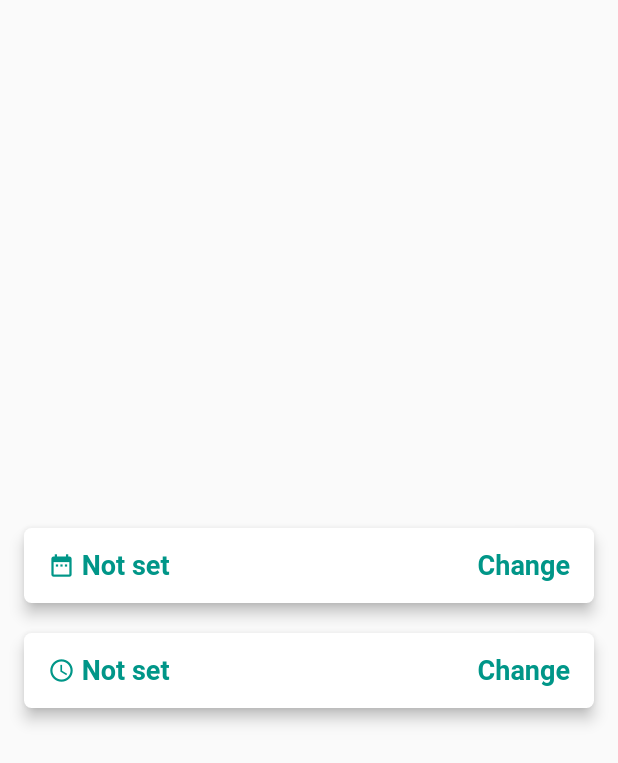
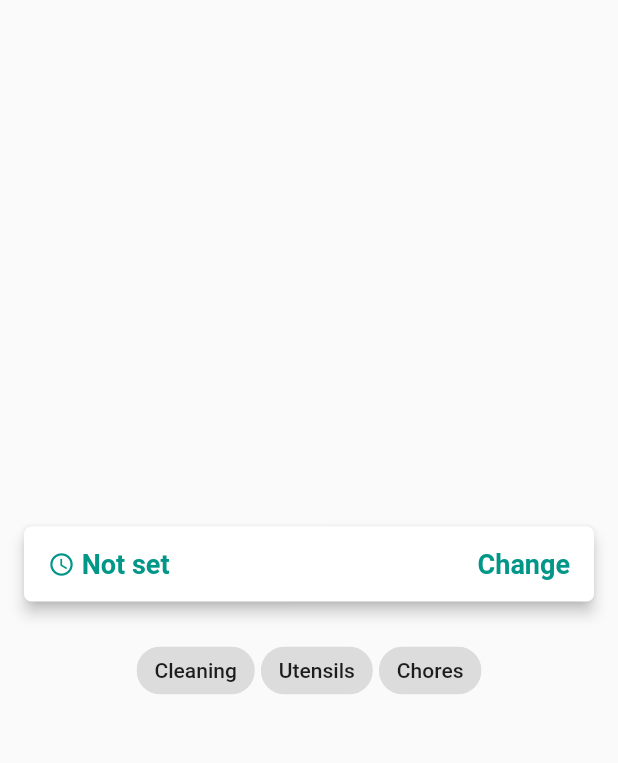
Before and after one commit to shouryalala/ria_client_app, a Flutter app: the HomeScreen screen opened directly, on a phone screen of 412 x 824 dp. Shown: the top 763 px of the screen. Run offline on Flutter 3.47's test engine with Material 2 defaults, Android fonts, the phone set to English and light mode, and no system bars; our stand-ins replace cloud_firestore, firebase_auth, flutter_datetime_picker, sms_autofill; missing offline and left inert: morpheus; accounts and stored records are empty.

Commit message:
added multiselect chip, removed date dropdown

```diff
--- a/lib/home_screen.dart
+++ b/lib/home_screen.dart
@@ -1,5 +1,6 @@
 import 'package:flutter/material.dart';
 import 'package:flutter_app/ui/custom_time_picker.dart';
+import 'package:flutter_app/ui/mutli_select_chip.dart';
 import 'package:flutter_datetime_picker/flutter_datetime_picker.dart';
 
 class HomeScreen extends StatefulWidget {
@@ -10,6 +11,8 @@ class HomeScreen extends StatefulWidget {
 class _HomeScreenState extends State<HomeScreen> {
   String _date = "Not set";
   String _time = "Not set";
+  List<String> serviceList = ["Cleaning", "Utensils", "Chores"];
+  List<String> selectedServiceList = List();
 
   @override
   void initState() {
@@ -26,7 +29,7 @@ class _HomeScreenState extends State<HomeScreen> {
             mainAxisSize: MainAxisSize.max,
             mainAxisAlignment: MainAxisAlignment.center,
             children: <Widget>[
-              RaisedButton(
+              /*RaisedButton(
                 shape: RoundedRectangleBorder(
                     borderRadius: BorderRadius.circular(5.0)),
                 elevation: 4.0,
@@ -85,7 +88,7 @@ class _HomeScreenState extends State<HomeScreen> {
               ),
               SizedBox(
                 height: 20.0,
-              ),
+              ),*/
               RaisedButton(
                 shape: RoundedRectangleBorder(
                     borderRadius: BorderRadius.circular(5.0)),
@@ -95,13 +98,13 @@ class _HomeScreenState extends State<HomeScreen> {
                       theme: DatePickerTheme(
                         containerHeight: 210.0,
                       ),
-                      showTitleActions: true,
-                      onConfirm: (time) {
-                        print('confirm $time');
-                        _time = '${time.hour} : ${time.minute}';
-                        setState(() {});
-                      },
-                      pickerModel: CustomTimePickerModel(DateTime.now(), LocaleType.en));
+                      showTitleActions: true, onConfirm: (time) {
+                    print('confirm $time');
+                    _time = '${time.hour} : ${time.minute}';
+                    setState(() {});
+                  },
+                      pickerModel:
+                          CustomTimePickerModel(DateTime.now(), LocaleType.en));
                   setState(() {});
                 },
                 child: Container(
@@ -143,7 +146,20 @@ class _HomeScreenState extends State<HomeScreen> {
                   ),
                 ),
                 color: Colors.white,
-              )
+              ),
+              SizedBox(
+                height: 20.0,
+              ),
+              Container(
+                child: MultiSelectChip(
+                  serviceList,
+                  onSelectionChanged: (selectedList) {
+                    setState(() {
+                      selectedServiceList = selectedList;
+                    });
+                  },
+                ),
+              ),
             ],
           ),
         ),
--- /dev/null
+++ b/lib/ui/mutli_select_chip.dart
@@ -0,0 +1,43 @@
+import 'package:flutter/material.dart';
+
+class MultiSelectChip extends StatefulWidget {
+  final List<String> rList;
+  final Function(List<String>) onSelectionChanged;
+  MultiSelectChip(this.rList, {this.onSelectionChanged});
+  @override
+  _MultiSelectChipState createState() => _MultiSelectChipState();
+}
+
+class _MultiSelectChipState extends State<MultiSelectChip> {
+  List<String> selectedChoices = List();
+
+  // this function will build and return the choice list
+  _buildChoiceList() {
+    List<Widget> choices = List();
+    widget.rList.forEach((item) {
+      choices.add(Container(
+        padding: const EdgeInsets.all(2.0),
+        child: ChoiceChip(
+          label: Text(item),
+          selected: selectedChoices.contains(item),
+          onSelected: (selected) {
+            setState(() {
+              selectedChoices.contains(item)
+                  ? selectedChoices.remove(item)
+                  : selectedChoices.add(item);
+              widget.onSelectionChanged(selectedChoices);
+            });
+          },
+        ),
+      ));
+    });    return choices;
+  }
+
+  @override
+  Widget build(BuildContext context) {
+    return Wrap(
+      children: _buildChoiceList(),
+    );
+  }
+
+}
```
